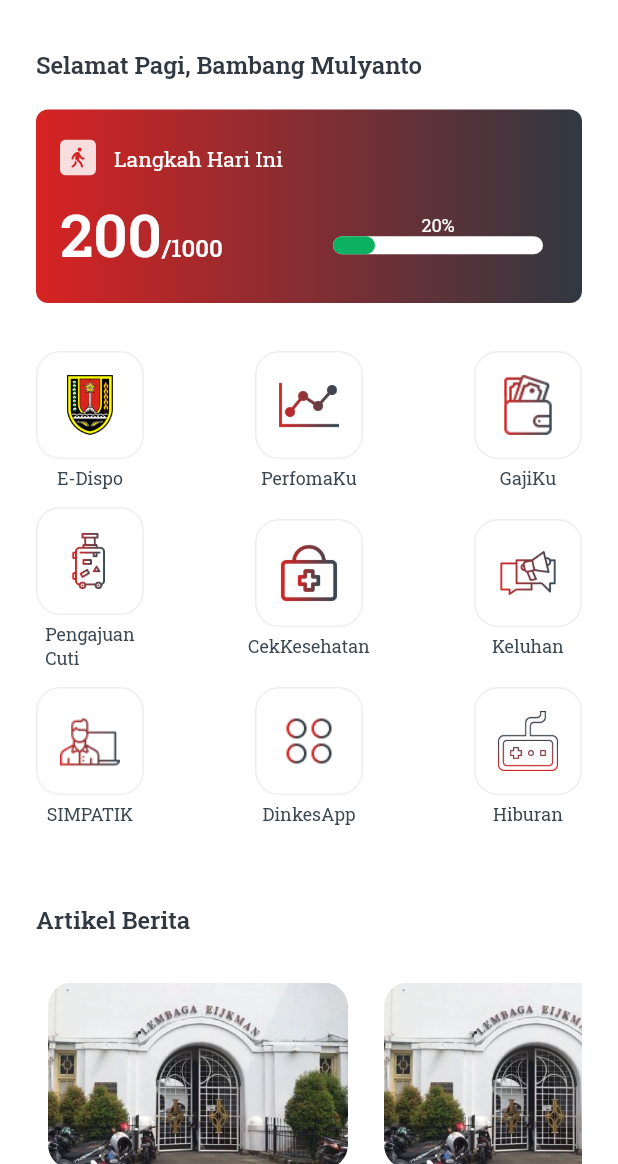
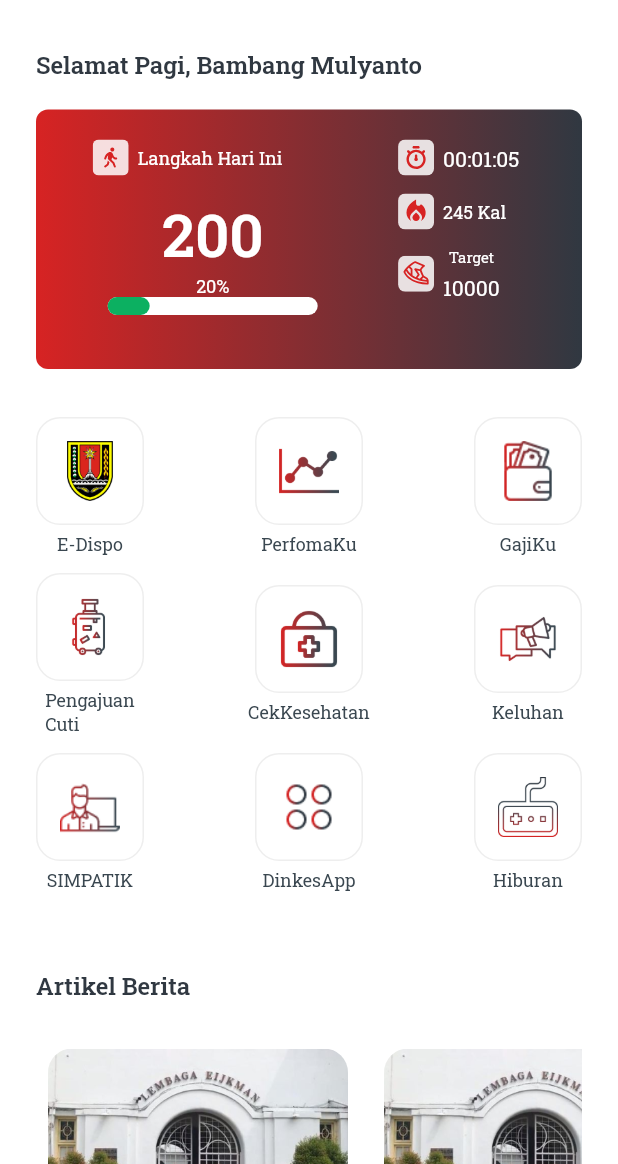
Before and after one commit to roningrum/my_darling_app, a Flutter app: the screen it shows after launch, on a phone screen of 412 x 824 dp, the part 72-1236 px from its top. Run offline on Flutter 3.47's test engine with Material 2 defaults, Android fonts, the phone set to English and light mode, and no system bars; drawn by our look-alikes of percent_indicator; our stand-ins replace flutter_svg.

Commit message:
add time, calorie, target

```diff
--- a/lib/page/home_screen.dart
+++ b/lib/page/home_screen.dart
@@ -80,7 +80,7 @@ class _HomeScreenState extends State<HomeScreen> {
     return Container(
       width: MediaQuery.of(context).size.width -16,
       margin: const EdgeInsets.only(top: 20),
-      padding: const EdgeInsets.symmetric(horizontal: 16.0, vertical: 20.0),
+      padding: const EdgeInsets.only(left: 16.0, top: 20.0, bottom: 20.0, right: 20.0),
       decoration: BoxDecoration(
         borderRadius: BorderRadius.circular(8.0),
         gradient: LinearGradient(
@@ -92,28 +92,28 @@ class _HomeScreenState extends State<HomeScreen> {
           ]
         ),
       ),
-      child: Column(
+      child: Row(
+        crossAxisAlignment: CrossAxisAlignment.start,
+        mainAxisAlignment:MainAxisAlignment.spaceAround,
+        children: [
+          Column(
+            crossAxisAlignment: CrossAxisAlignment.start,
             children: [
               Row(
               children: [
                 SvgPicture.asset('assets/icons/walking.svg',width: 24.0, height: 24.0),
-            const SizedBox(width: 12.0),
-            Text('Langkah Hari Ini', style: regular.copyWith(fontSize: 14.0, color: white))
+                const SizedBox(width: 6.0),
+                Text('Langkah Hari Ini', style: regular.copyWith(fontSize: 12.0, color: white))
               ],
             ),
               const SizedBox(height: 12.0),
-          Row(
-            mainAxisAlignment: MainAxisAlignment.spaceBetween,
+              Column(
+               crossAxisAlignment: CrossAxisAlignment.center,
                 children: [
-              RichText(text: const TextSpan(
-                children: [
-                  TextSpan(text: '200', style: TextStyle(color: Colors.white, fontSize: 40.0, fontFamily: 'Roboto Slab', fontWeight: FontWeight.w600),),
-                  TextSpan(text: '/1000', style: TextStyle(color: Colors.white, fontSize: 16.0, fontFamily: 'Roboto Slab', fontWeight: FontWeight.w500),),
-                ]
-              )),
+                  const Text('200', style: TextStyle(color: Colors.white, fontSize: 40.0, fontFamily: 'Roboto Slab', fontWeight: FontWeight.w600),),
                   Column(
                     children: [
-                  Text('20%', style: regular.copyWith(fontSize: 12.0, color: white)),
+                      Center(child: Text('20%', style: regular.copyWith(fontSize: 12.0, color: white), textAlign: TextAlign.center)),
                       LinearPercentIndicator(
                         backgroundColor: Colors.white,
                           animation: true,
@@ -124,11 +124,51 @@ class _HomeScreenState extends State<HomeScreen> {
                         progressColor: const Color(0xff0CB061),
                         barRadius: const Radius.circular(8.0)
                       ),
+                      const SizedBox(height: 16.0),
                     ],
                   )
                 ],
               ),
 
+            ],
+          ),
+          Column(
+            crossAxisAlignment: CrossAxisAlignment.start,
+            mainAxisAlignment: MainAxisAlignment.start,
+            children: [
+              Row(
+                children: [
+                  SvgPicture.asset('assets/icons/waktu.svg',width: 24.0, height: 24.0),
+                  const SizedBox(width:6.0),
+                  Text('00:01:05', style: regular.copyWith(fontSize: 14.0, color: white))
+                ],
+              ),
+              const SizedBox(height: 12.0),
+              Row(
+                children: [
+                  SvgPicture.asset('assets/icons/kalori.svg',width: 24.0, height: 24.0),
+                  const SizedBox(width: 6.0),
+                  Text('245 Kal', style: regular.copyWith(fontSize: 12.0, color: white))
+                ],
+              ),
+              const SizedBox(height: 12.0),
+              Row(
+                mainAxisAlignment: MainAxisAlignment.start,
+                children: [
+                  SvgPicture.asset('assets/icons/jalan.svg',width: 24.0, height: 24.0),
+                  const SizedBox(width: 6.0),
+                  Column(
+                    mainAxisAlignment: MainAxisAlignment.start,
+                    children: [
+                      Text('Target', style: regular.copyWith(fontSize: 10.0, color: white)),
+                      const SizedBox(height: 4.0),
+                      Text('10000', style: regular.copyWith(fontSize: 14.0, color: white)),
+                    ],
+                  )
+                ],
+              ),
+            ],
+          ),
         ],
       ),
     );
@@ -168,7 +208,7 @@ class _HomeScreenState extends State<HomeScreen> {
 
   //Widget untuk Artikel Berita
 Widget homeArtikel(){
-    return Container(
+    return SizedBox(
       height: 300,
       child: ListView(
         scrollDirection: Axis.horizontal,
```
Also changed, not shown: assets/icons/jalan.svg (added), assets/icons/kalori.svg (added), assets/icons/waktu.svg (added). Lines whose indentation alone changed are shown as unchanged.
